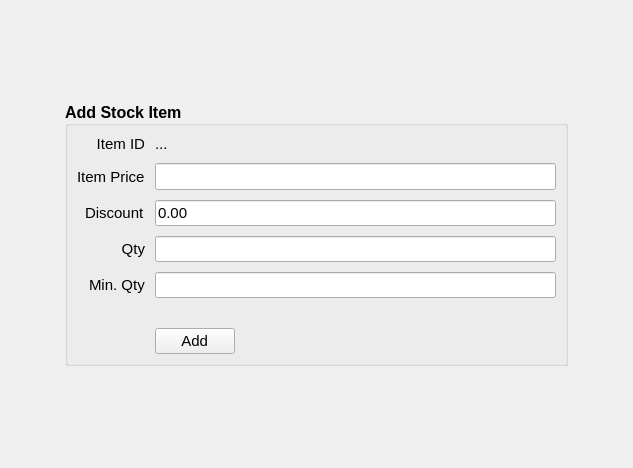
Above: estorecpp/addstockitem.ui from Watti/estorecpp before the change. Below: the same form after it.
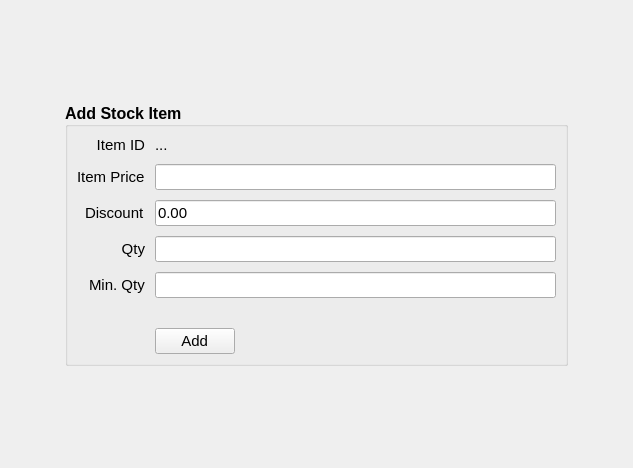
That is the form after the change.

The edit to the form file:
```diff
--- a/estorecpp/addstockitem.ui
+++ b/estorecpp/addstockitem.ui
@@ -238,7 +238,15 @@
        </layout>
       </item>
       <item row="1" column="1">
-       <widget class="QLineEdit" name="itemPrice"/>
+       <widget class="QLineEdit" name="itemPrice">
+        <property name="font">
+         <font>
+          <pointsize>11</pointsize>
+          <weight>50</weight>
+          <bold>false</bold>
+         </font>
+        </property>
+       </widget>
       </item>
       <item row="2" column="0">
        <widget class="QLabel" name="label">
```
